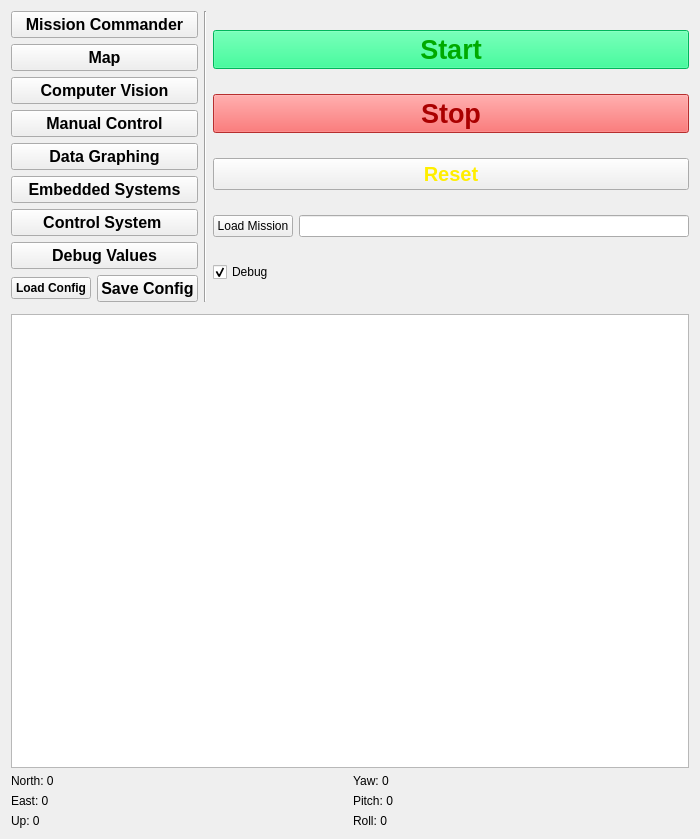
This is RoboSub-2018/lib/GuiComponents/MainWindow/Ui_MainWindow/ui_mainWindowWidget.ui in MagnusCaligo/robosub-2018 as Qt 5 draws it before an edit. The edited form follows.
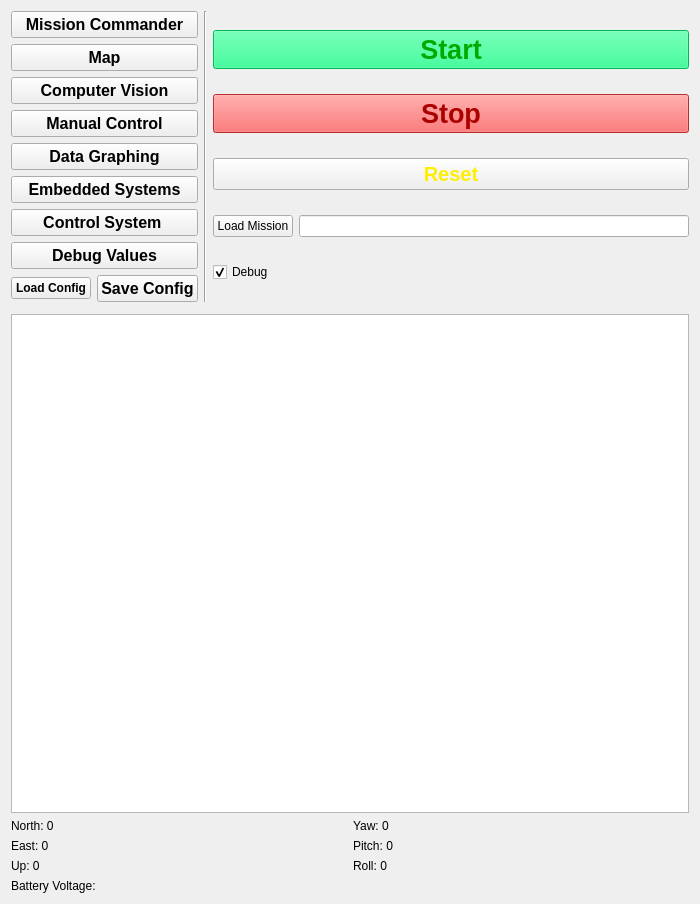
This is the edited form.

Commit message: Added "Battery Voltage" on main window widget so we can see the battery voltage from the gui.

What changed in the file:
```diff
--- a/RoboSub-2018/lib/GuiComponents/MainWindow/Ui_MainWindow/ui_mainWindowWidget.ui
+++ b/RoboSub-2018/lib/GuiComponents/MainWindow/Ui_MainWindow/ui_mainWindowWidget.ui
@@ -7,7 +7,7 @@
     <x>0</x>
     <y>0</y>
     <width>700</width>
-    <height>839</height>
+    <height>904</height>
    </rect>
   </property>
   <property name="windowTitle">
@@ -1162,6 +1162,13 @@
      </item>
     </layout>
    </item>
+   <item>
+    <widget class="QLabel" name="batteryVoltageLabel">
+     <property name="text">
+      <string>Battery Voltage: </string>
+     </property>
+    </widget>
+   </item>
   </layout>
  </widget>
  <resources/>
```
The commit also changes 2 other files.
